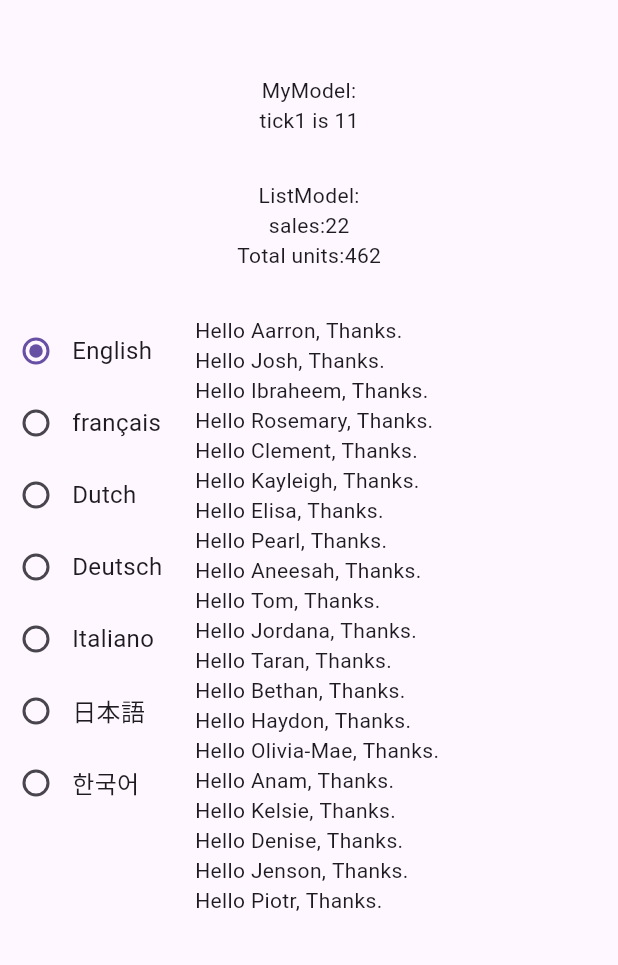
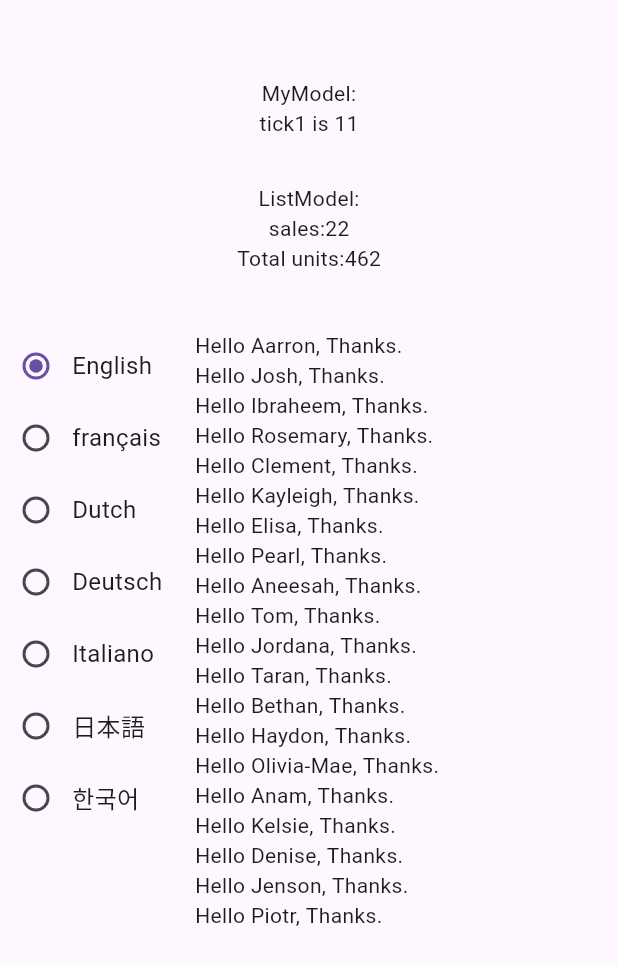
Before and after one commit to rob333/flutter_mediator, a Flutter app: what infoPage() shows on an empty page, opened directly, on a phone screen of 412 x 824 dp. Shown: the top 965 px of the screen. Run offline on Flutter 3.47's test engine with Material 3 defaults, Android fonts, the phone set to English and light mode, and no system bars; our stand-ins replace flutter_i18n, shared_preferences; accounts and stored records are empty.

Commit message:
update to flutter 3.19

```diff
--- a/example/lib/main.dart
+++ b/example/lib/main.dart
@@ -171,7 +171,7 @@ Widget allSubscriber() {
         textAlign: TextAlign.center,
       );
     },
-  ).sizeBox(width: Width, height: 30);
+  ).sizeBox(width: Width, height: 70);
 }
 
 //* Subscribe two aspects
--- a/example/lib/pages/info_page.dart
+++ b/example/lib/pages/info_page.dart
@@ -13,7 +13,7 @@ Widget infoPage() {
       children: [
         const SizedBox(height: 50),
         SizedBox(
-          height: 125,
+          height: 135,
           child: Row(
             mainAxisAlignment: MainAxisAlignment.center,
             children: [
--- a/example/pubspec.yaml
+++ b/example/pubspec.yaml
@@ -12,7 +12,7 @@ dependencies:
   # cupertino_icons: ^1.0.2
   flutter:
     sdk: flutter
-  flutter_i18n: ^0.34.0
+  flutter_i18n: ^0.35.1
   flutter_mediator:
     path: ../
   shared_preferences: ^2.2.2
--- a/example_global_mode/pubspec.yaml
+++ b/example_global_mode/pubspec.yaml
@@ -12,7 +12,7 @@ dependencies:
   cupertino_icons: ^1.0.2
   flutter:
     sdk: flutter
-  flutter_i18n: ^0.33.0
+  flutter_i18n: ^0.35.1
   flutter_mediator:
     path: ../
   shared_preferences: ^2.1.1
```
Also changed, not shown: 3 other files.
